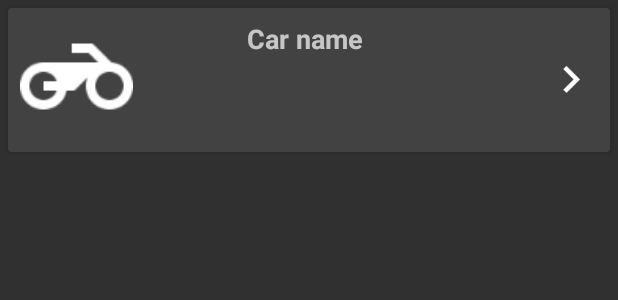
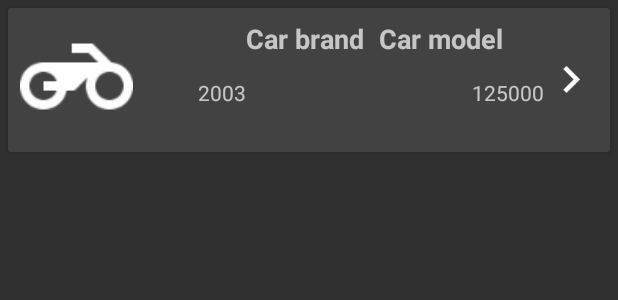
Before and after one commit to DraganovMartin/Car-Calendar, an Android app: the layout vehicle_view.xml on its own in the app's theme, with its tools: preview values and no code run, on a phone screen of 412 x 824 dp. Shown: the top 300 px of the screen. Run offline under Robolectric (Android 15) with nearby library versions, the phone set to English and light mode, and no system bars.

Commit message:
Added more data in AddVehicleActivity, done some work.

```diff
--- a/app/build.gradle
+++ b/app/build.gradle
@@ -2,7 +2,7 @@ apply plugin: 'com.android.application'
 
 android {
     compileSdkVersion 24
-    buildToolsVersion "24.0.1"
+    buildToolsVersion '25.0.0'
     defaultConfig {
         applicationId "com.carcalendar.dmdev.carcalendar"
         minSdkVersion 15
--- a/app/src/main/java/com/carcalendar/dmdev/carcalendar/DatePickerFragment.java
+++ b/app/src/main/java/com/carcalendar/dmdev/carcalendar/dialogs/DatePickerFragment.java
@@ -1,9 +1,11 @@
-package com.carcalendar.dmdev.carcalendar;
+package com.carcalendar.dmdev.carcalendar.dialogs;
 import android.app.DatePickerDialog;
 import android.app.Dialog;
 import android.os.Bundle;
 import android.support.v4.app.DialogFragment;
 
+
+import com.carcalendar.dmdev.carcalendar.AddVehicleCarActivity;
 
 import java.util.Calendar;
 
--- a/app/src/main/res/layout/vehicle_view.xml
+++ b/app/src/main/res/layout/vehicle_view.xml
@@ -25,36 +25,51 @@
             android:layout_height="wrap_content"
             android:layout_centerVertical="true"
             android:layout_alignParentRight="true"
-            android:layout_alignParentEnd="@+id/vehicle_description"
+            android:layout_alignParentEnd="@+id/year_vehicle_view_TV"
             android:src="@mipmap/ic_keyboard_arrow_right_white_36dp"/>
 
         <TextView
-            android:id="@+id/vehicle_name"
+            android:id="@+id/vehicle_brand"
             android:layout_width="wrap_content"
             android:layout_height="wrap_content"
+            android:text="Car brand "
+            style="?android:attr/textAppearanceMedium"
+            android:textStyle="bold"
             android:layout_alignParentTop="true"
             android:layout_centerHorizontal="true"
-            android:text="Car name "
-            style="?android:attr/textAppearanceMedium"
-            android:textStyle="bold"/>
+            android:layout_marginRight="5dp"
+            android:layout_marginEnd="5dp"/>
 
         <TextView
+            android:text="Car model"
             android:layout_width="wrap_content"
             android:layout_height="wrap_content"
-            android:layout_alignBottom="@+id/ic_arrow"
-            android:layout_toRightOf="@+id/vehicle_image"
-            android:layout_toEndOf="@+id/vehicle_image"
-            android:layout_marginLeft="32dp"
-            android:layout_marginStart="32dp"
-            android:id="@+id/year_vehicle_view_TV" />
+            android:id="@+id/vehicle_model_view_TV"
+            style="?android:attr/textAppearanceMedium"
+            android:textStyle="bold"
+            android:layout_alignParentTop="true"
+            android:layout_centerHorizontal="true"
+            android:layout_toRightOf="@+id/vehicle_brand"
+            android:layout_toEndOf="@+id/vehicle_brand" />
+
+        <TextView
+            android:text="2003"
+            android:layout_width="wrap_content"
+            android:layout_height="wrap_content"
+            android:id="@+id/year_vehicle_view_TV"
+            android:layout_alignBaseline="@+id/range_vehicle_view_TV"
+            android:layout_alignBottom="@+id/range_vehicle_view_TV"
+            android:layout_toLeftOf="@+id/vehicle_brand"
+            android:layout_toStartOf="@+id/vehicle_brand" />
 
         <TextView
             android:layout_width="wrap_content"
             android:layout_height="wrap_content"
             android:id="@+id/range_vehicle_view_TV"
+            android:text="125000"
             android:layout_alignBottom="@+id/ic_arrow"
-            android:layout_toRightOf="@+id/vehicle_name"
-            android:layout_toEndOf="@+id/vehicle_name" />
+            android:layout_toLeftOf="@+id/ic_arrow"
+            android:layout_toStartOf="@+id/ic_arrow" />
 
     </RelativeLayout>
 </android.support.v7.widget.CardView>
--- a/app/src/main/res/values/strings.xml
+++ b/app/src/main/res/values/strings.xml
@@ -70,7 +70,7 @@
     <!-- TODO: Remove or change this placeholder text -->
     <string name="hello_blank_fragment">Hello blank fragment</string>
     <string name="vehicle_insurance_ammount">Vehicle insurance :\nammount</string>
-    <string name="vehicle_insurance_period">Vehicle insurance :\nperiod</string>
+    <string name="vehicle_insurance_period">Insurance period :</string>
 
 
 </resources>
--- a/build.gradle
+++ b/build.gradle
@@ -5,7 +5,7 @@ buildscript {
         jcenter()
     }
     dependencies {
-        classpath 'com.android.tools.build:gradle:2.2.3'
+        classpath 'com.android.tools.build:gradle:2.3.0'
 
         // NOTE: Do not place your application dependencies here; they belong
         // in the individual module build.gradle files
```
Also changed, not shown: app/src/main/AndroidManifest.xml (+6 -2 lines), app/src/main/java/com/carcalendar/dmdev/carcalendar/AddVehicleCarActivity.java (+11 -5 lines), app/src/main/java/com/carcalendar/dmdev/carcalendar/UploadImageFromActivityDialog.java (added, +13 -0 lines), app/src/main/java/com/carcalendar/dmdev/carcalendar/recycle/VehicleAdapter.java (+25 -8 lines), app/src/main/java/com/carcalendar/dmdev/carcalendar/recycle/VehicleViewHolder.java (+4 -5 lines), app/src/main/java/model/Vehicle/Vehicle.java (+6 -4 lines), app/src/main/res/layout/activity_upload_image_from_dialog.xml (added, +21 -0 lines), gradle/wrapper/gradle-wrapper.properties.
